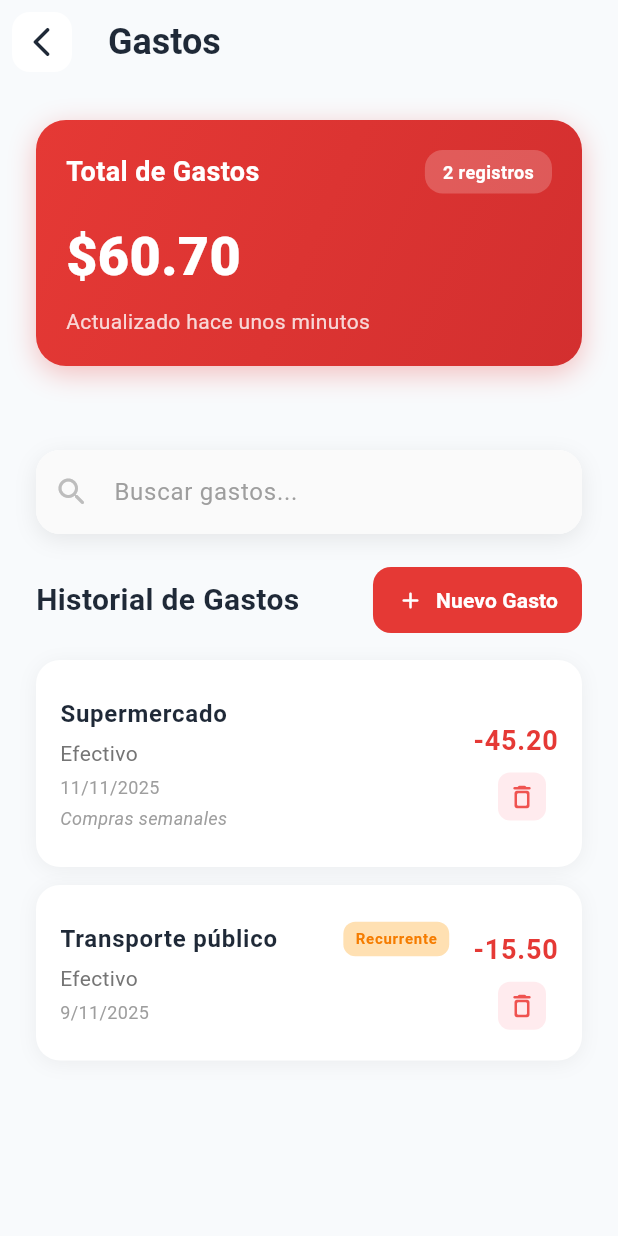
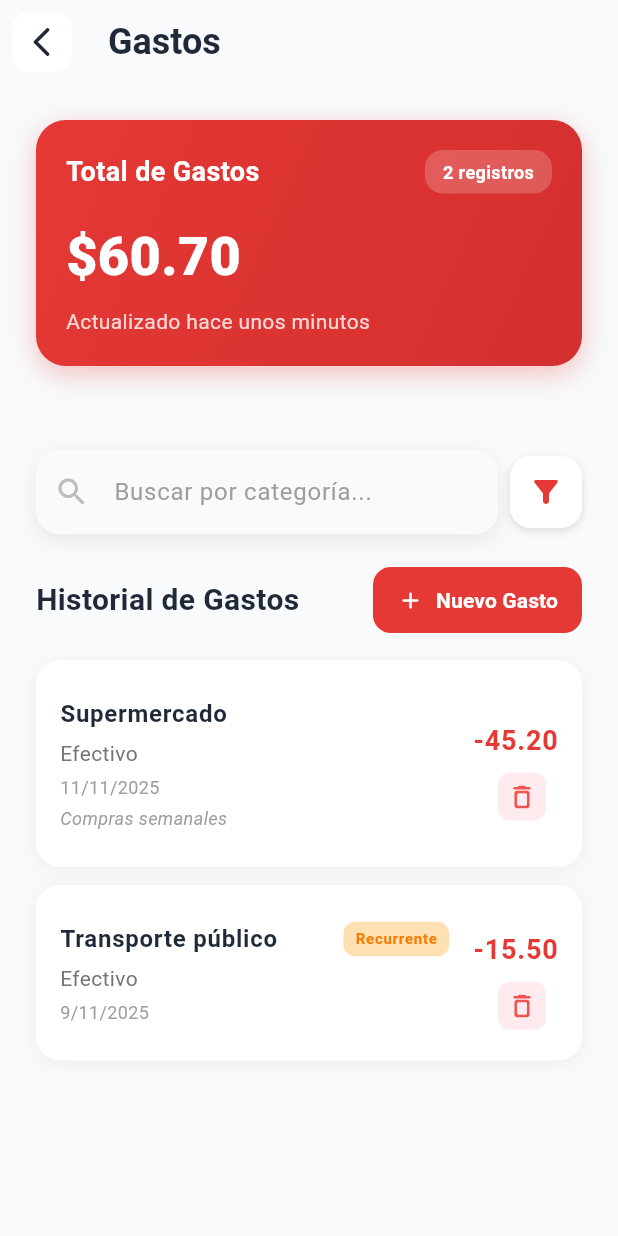
Before and after one commit to DaniielJr10/Wallet-Flow-app-movil, a Flutter app: the PantallaGastos screen opened directly, on a phone screen of 412 x 824 dp. Run offline on Flutter 3.47's test engine with Material 3 defaults, Android fonts, the phone set to English and light mode, and no system bars; our stand-ins replace cloud_firestore, firebase_auth, firebase_core, firebase_storage, image_picker, shared_preferences and 1 more; accounts and stored records are empty; Roboto replaces fonts that are missing (SF Pro Text).

Commit message:
se añade funcionalidad de filtrado de gastos por categoría o mes: se actualiza la barra de búsqueda y se implementa un menú desplegable para seleccionar el modo de búsqueda

```diff
--- a/lib/pantallas/gastos.dart
+++ b/lib/pantallas/gastos.dart
@@ -8,8 +8,10 @@ class PantallaGastos extends StatefulWidget {
   State<PantallaGastos> createState() => _PantallaGastosState();
 }
 
-class _PantallaGastosState extends State<PantallaGastos>
-    with TickerProviderStateMixin {
+class _PantallaGastosState extends State<PantallaGastos> with TickerProviderStateMixin {
+  // Modo de búsqueda: 'categoría' o 'mes'
+  String _modoBusqueda = 'categoría';
+
   final _formKey = GlobalKey<FormState>();
   final _montoController = TextEditingController();
   final _descripcionController = TextEditingController();
@@ -124,7 +126,7 @@ class _PantallaGastosState extends State<PantallaGastos>
     });
   }
 
-  /// Filtra los gastos basado en el texto de búsqueda
+  /// Filtra los gastos según el modo de búsqueda (categoría o mes)
   void _filtrarGastos(String textoBusqueda) {
     setState(() {
       _textoBusqueda = textoBusqueda;
@@ -132,18 +134,21 @@ class _PantallaGastosState extends State<PantallaGastos>
         _gastosFiltrados = List.from(_gastos);
       } else {
         _gastosFiltrados = _gastos.where((gasto) {
-          return gasto['descripcion']
-                  .toString()
-                  .toLowerCase()
-                  .contains(textoBusqueda.toLowerCase()) ||
-              gasto['categoria']
-                  .toString()
-                  .toLowerCase()
-                  .contains(textoBusqueda.toLowerCase()) ||
-              gasto['metodoPago']
+          if (_modoBusqueda == 'categoría') {
+            return gasto['categoria']
                 .toString()
                 .toLowerCase()
                 .contains(textoBusqueda.toLowerCase());
+          } else if (_modoBusqueda == 'mes') {
+            final meses = [
+              'enero', 'febrero', 'marzo', 'abril', 'mayo', 'junio',
+              'julio', 'agosto', 'septiembre', 'octubre', 'noviembre', 'diciembre'
+            ];
+            final fecha = gasto['fecha'] as DateTime;
+            final mesGasto = meses[fecha.month - 1];
+            return mesGasto.contains(textoBusqueda.toLowerCase());
+          }
+          return false;
         }).toList();
       }
     });
@@ -734,7 +739,10 @@ class _PantallaGastosState extends State<PantallaGastos>
 
   /// Construye una barra de búsqueda moderna y profesional
   Widget _buildBarraBusqueda() {
-    return Container(
+    return Row(
+      children: [
+        Expanded(
+          child: Container(
             decoration: BoxDecoration(
               color: Colors.white,
               borderRadius: BorderRadius.circular(16),
@@ -750,7 +758,9 @@ class _PantallaGastosState extends State<PantallaGastos>
               controller: _busquedaController,
               onChanged: _filtrarGastos,
               decoration: InputDecoration(
-          hintText: 'Buscar gastos...',
+                hintText: _modoBusqueda == 'categoría'
+                    ? 'Buscar por categoría...'
+                    : 'Buscar por mes (ej: noviembre)...',
                 hintStyle: TextStyle(
                   fontSize: 16,
                   color: Colors.grey.shade500,
@@ -801,6 +811,86 @@ class _PantallaGastosState extends State<PantallaGastos>
                 color: Color(0xFF1F2937),
               ),
             ),
+          ),
+        ),
+        const SizedBox(width: 8),
+        Container(
+          decoration: BoxDecoration(
+            color: Colors.white,
+            borderRadius: BorderRadius.circular(14),
+            boxShadow: [
+              BoxShadow(
+                color: Colors.black12,
+                blurRadius: 4,
+                offset: Offset(0, 2),
+              ),
+            ],
+          ),
+          child: PopupMenuButton<String>(
+            icon: AnimatedSwitcher(
+              duration: const Duration(milliseconds: 250),
+              child: Icon(Icons.filter_alt_rounded, color: Color(0xFFe53935), key: ValueKey(_modoBusqueda)),
+            ),
+            color: Colors.white,
+            elevation: 8,
+            shape: RoundedRectangleBorder(
+              borderRadius: BorderRadius.circular(16),
+              side: const BorderSide(color: Color(0xFFe53935), width: 0.7),
+            ),
+            padding: const EdgeInsets.symmetric(vertical: 0, horizontal: 0),
+            itemBuilder: (context) => [
+              PopupMenuItem(
+                enabled: false,
+                padding: const EdgeInsets.only(left: 12, right: 12, top: 10, bottom: 6),
+                child: Row(
+                  children: [
+                    Icon(Icons.tune_rounded, color: Color(0xFFe53935), size: 18),
+                    const SizedBox(width: 8),
+                    Text('Modo de búsqueda', style: TextStyle(fontWeight: FontWeight.bold, fontSize: 14, color: Color(0xFFe53935))),
+                  ],
+                ),
+              ),
+              const PopupMenuDivider(height: 1),
+              PopupMenuItem(
+                value: 'categoría',
+                padding: const EdgeInsets.symmetric(horizontal: 12, vertical: 8),
+                child: Row(
+                  children: [
+                    Icon(Icons.category_rounded, color: _modoBusqueda == 'categoría' ? Color(0xFFe53935) : Colors.grey, size: 20),
+                    const SizedBox(width: 10),
+                    Text('Por categoría', style: TextStyle(fontWeight: FontWeight.w500, fontSize: 14)),
+                    if (_modoBusqueda == 'categoría') ...[
+                      const SizedBox(width: 8),
+                      Icon(Icons.check_circle_rounded, color: Color(0xFFe53935), size: 18),
+                    ]
+                  ],
+                ),
+              ),
+              PopupMenuItem(
+                value: 'mes',
+                padding: const EdgeInsets.symmetric(horizontal: 12, vertical: 8),
+                child: Row(
+                  children: [
+                    Icon(Icons.calendar_month_rounded, color: _modoBusqueda == 'mes' ? Color(0xFFe53935) : Colors.grey, size: 20),
+                    const SizedBox(width: 10),
+                    Text('Por mes', style: TextStyle(fontWeight: FontWeight.w500, fontSize: 14)),
+                    if (_modoBusqueda == 'mes') ...[
+                      const SizedBox(width: 8),
+                      Icon(Icons.check_circle_rounded, color: Color(0xFFe53935), size: 18),
+                    ]
+                  ],
+                ),
+              ),
+            ],
+            onSelected: (value) {
+              setState(() {
+                _modoBusqueda = value;
+                _filtrarGastos(_textoBusqueda);
+              });
+            },
+          ),
+        ),
+      ],
     );
   }
 
```
Lines whose indentation alone changed are shown as unchanged.
